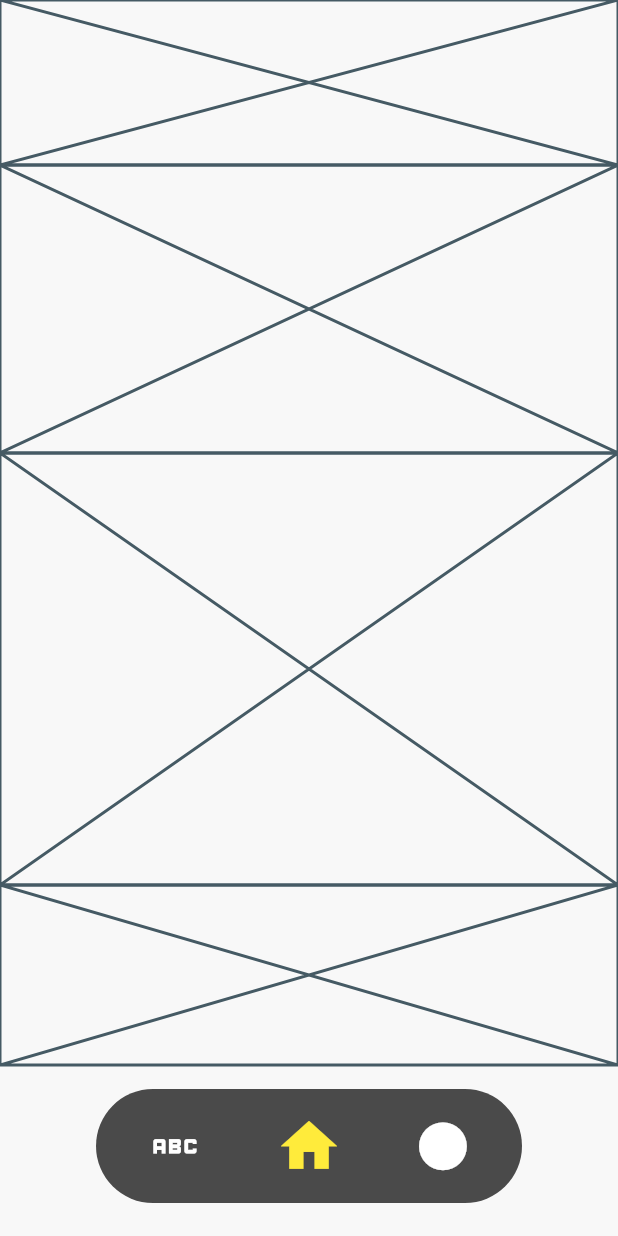
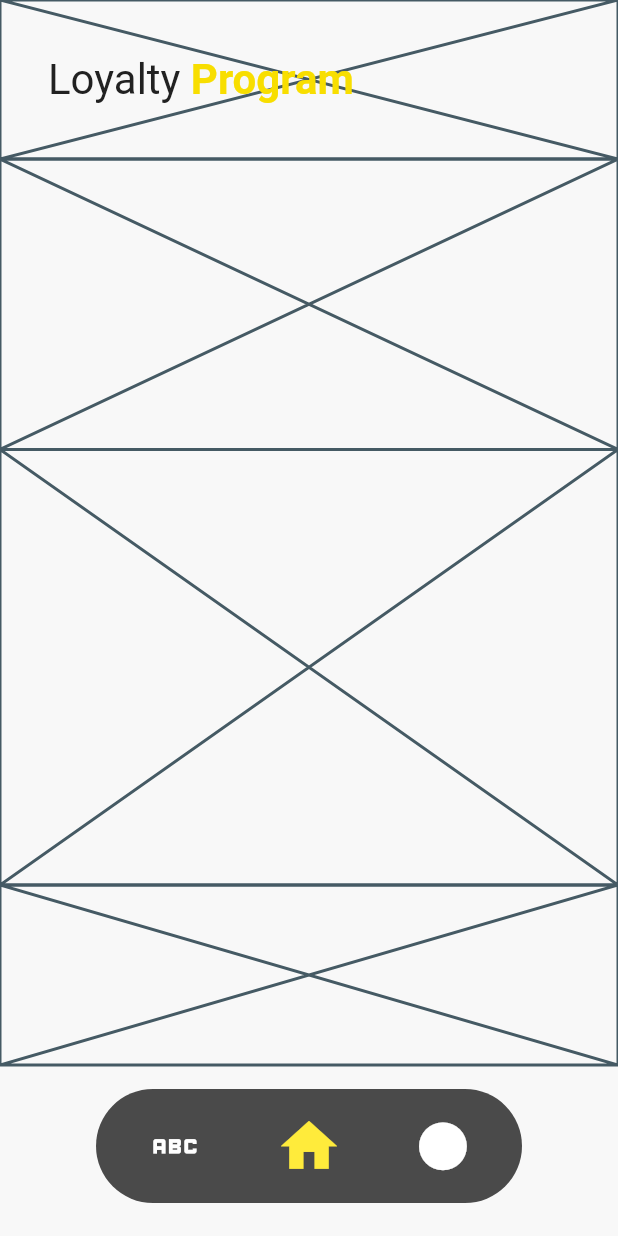
Before and after one commit to vladcto/blagodat, a Flutter app: the screen it shows after launch, after a tap on the "home" icon, on a phone screen of 412 x 824 dp. Run offline on Flutter 3.47's test engine with Material 2 defaults, Android fonts, the phone set to English and light mode, and no system bars; our stand-ins replace flutter_riverpod.

Commit message:
[DESIGN] Добавил BrandHeader на ост. страницы.

```diff
--- a/lib/presentation/pages/fragments/loyalty_fragment.dart
+++ b/lib/presentation/pages/fragments/loyalty_fragment.dart
@@ -1,4 +1,5 @@
 import 'package:blagodat/presentation/pages/main_page.dart';
+import 'package:blagodat/presentation/widgets/header_text.dart';
 import 'package:flutter/material.dart';
 
 /// Page fragment with the description of the loyalty program.
@@ -9,11 +10,14 @@ class LoyaltyFragment extends StatelessWidget {
   Widget build(BuildContext context) {
     return const Column(
       children: [
-        // TODO: Header.
         SizedBox(
-          height: 110,
           width: double.infinity,
-          child: Placeholder(),
+          child: BrandHeader(
+            brandedText: BrandedTextWithColor(
+              "Loyalty ",
+              "Program",
+            ),
+          ),
         ),
         // TODO: Info card.
         Flexible(
--- a/lib/presentation/pages/fragments/settings_fragment.dart
+++ b/lib/presentation/pages/fragments/settings_fragment.dart
@@ -1,5 +1,6 @@
 import 'package:blagodat/presentation/constants/paddings.dart';
 import 'package:blagodat/presentation/pages/main_page.dart';
+import 'package:blagodat/presentation/widgets/header_text.dart';
 import 'package:flutter/material.dart';
 
 class SettingsFragment extends StatelessWidget {
@@ -10,10 +11,10 @@ class SettingsFragment extends StatelessWidget {
     return const Column(
       crossAxisAlignment: CrossAxisAlignment.stretch,
       children: [
-        // TODO: Header.
         SizedBox(
-          height: 120,
-          child: Placeholder(),
+          child: BrandHeader(
+            brandedText: BrandedTextWithColor("Set", "tings"),
+          ),
         ),
         // TODO: Theme settings.
         Expanded(
--- a/lib/presentation/widgets/header_text.dart
+++ b/lib/presentation/widgets/header_text.dart
@@ -6,7 +6,8 @@ import '../theme/app_colors.dart';
 
 /// Widget that displays the page name as a branded header.
 class BrandHeader extends StatelessWidget {
-  static const double kHeaderHeight = 320;
+  /// Height of header container.
+  static const double kHeaderHeight = 90;
 
   /// Header text with several color.
   final BrandedTextWithColor brandedText;
```
